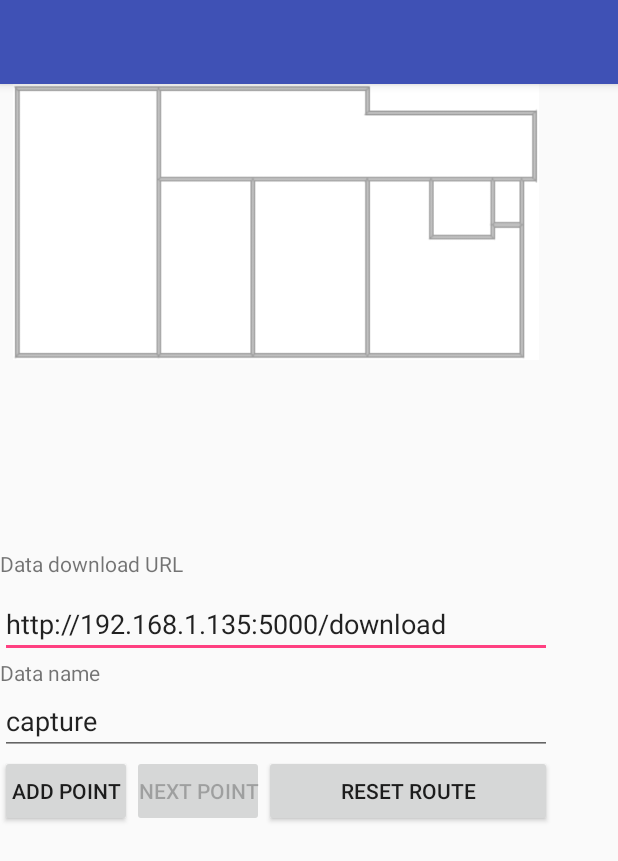
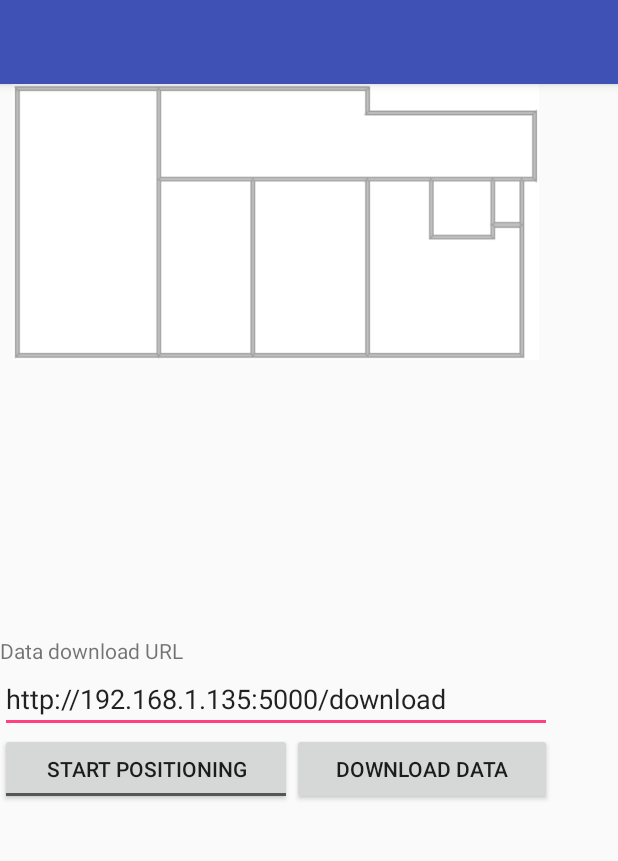
Before and after one commit to Informhunter/IPS, an Android app: the screen it shows after launch (MainActivity), on a phone screen of 412 x 824 dp. Shown: the top 861 px of the screen. Run offline under Robolectric (Android 15) with nearby library versions, the phone set to English and light mode, and no system bars; 1 statement that could not run was skipped.

Commit message:
Some changes

```diff
--- a/Android/Locator/app/src/main/AndroidManifest.xml
+++ b/Android/Locator/app/src/main/AndroidManifest.xml
@@ -3,6 +3,9 @@
     package="io.informhunter.locator">
 
     <uses-permission android:name="android.permission.BLUETOOTH" />
+    <uses-permission android:name="android.permission.BLUETOOTH_ADMIN" />
+    <uses-permission android:name="android.permission.ACCESS_COARSE_LOCATION" />
+
     <application
         android:allowBackup="true"
         android:icon="@mipmap/ic_launcher"
--- a/Android/Locator/app/src/main/res/layout/activity_main.xml
+++ b/Android/Locator/app/src/main/res/layout/activity_main.xml
@@ -48,7 +48,6 @@
             android:id="@+id/textView"
             android:layout_width="match_parent"
             android:layout_height="wrap_content"
-            android:layout_weight="0.10"
             android:text="Data download URL" />
 
         <EditText
@@ -59,55 +58,27 @@
             android:inputType="textPersonName"
             android:text="http://192.168.1.135:5000/download" />
 
-        <TextView
-            android:id="@+id/textView2"
-            android:layout_width="match_parent"
-            android:layout_height="wrap_content"
-            android:layout_weight="0.10"
-            android:text="Data name" />
-
-        <EditText
-            android:id="@+id/dataNameEdit"
-            android:layout_width="match_parent"
-            android:layout_height="wrap_content"
-            android:layout_weight="0.10"
-            android:ems="10"
-            android:inputType="textPersonName"
-            android:text="capture" />
-
         <LinearLayout
             android:layout_width="match_parent"
             android:layout_height="wrap_content"
             android:orientation="horizontal">
 
-            <Button
-                android:id="@+id/addPointButton"
-                android:layout_width="wrap_content"
+            <ToggleButton
+                android:id="@+id/positioningToggle"
+                android:layout_width="185dp"
                 android:layout_height="wrap_content"
-                android:layout_alignParentStart="true"
-                android:layout_below="@+id/linearLayout"
-                android:onClick="onAddPointButtonClick"
-                android:padding="0dp"
-                android:text="Add point" />
+                android:layout_weight="0.29"
+                android:onClick="onClickButtonLocate"
+                android:text="Start positioning"
+                android:textOff="Start positioning"
+                android:textOn="Stop positioning" />
 
             <Button
-                android:id="@+id/nextPointButton"
-                android:layout_width="wrap_content"
-                android:layout_height="wrap_content"
-                android:enabled="false"
-                android:onClick="onNextPointButtonClick"
-                android:padding="0dp"
-                android:text="Next point" />
-
-            <Button
-                android:id="@+id/resetRouteButton"
+                android:id="@+id/updateButton"
                 android:layout_width="wrap_content"
                 android:layout_height="wrap_content"
                 android:layout_weight="1"
-                android:onClick="onResetRouteButtonClick"
-                android:padding="0dp"
-                android:text="Reset route" />
-
+                android:text="Download data" />
         </LinearLayout>
 
     </LinearLayout>
```
Also changed, not shown: Android/Locator/app/src/main/java/io/informhunter/locator/Locator.java (deleted, +0 -20 lines), Android/Locator/app/src/main/java/io/informhunter/locator/MainActivity.java (+101 -7 lines), 2 other files.
